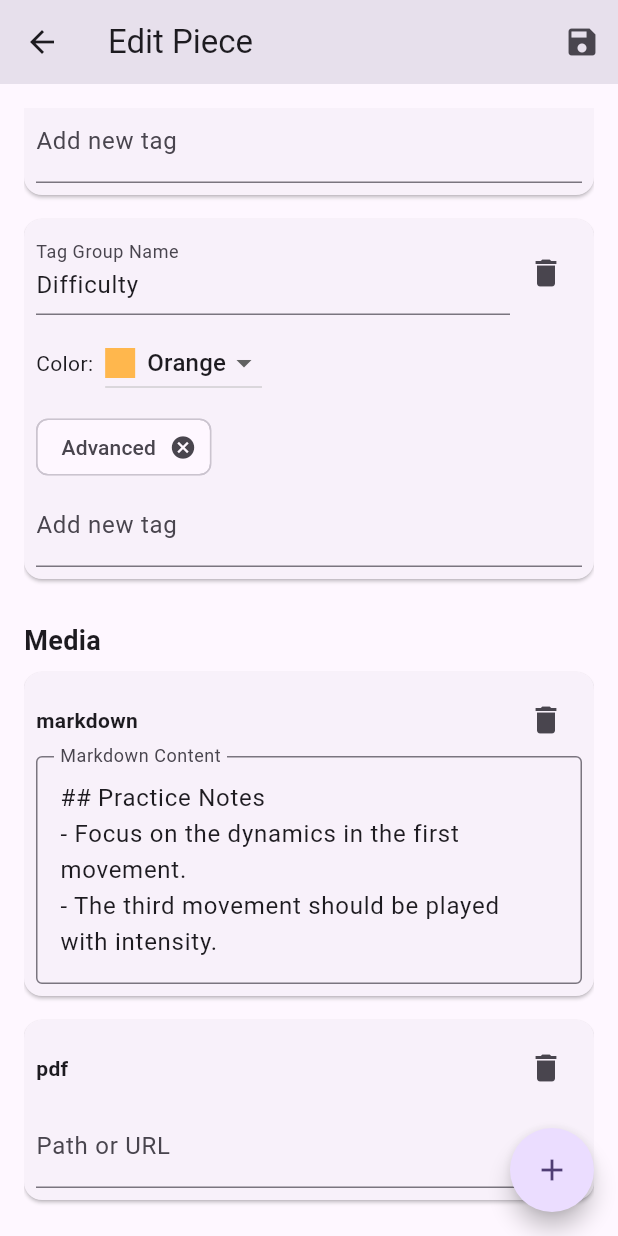
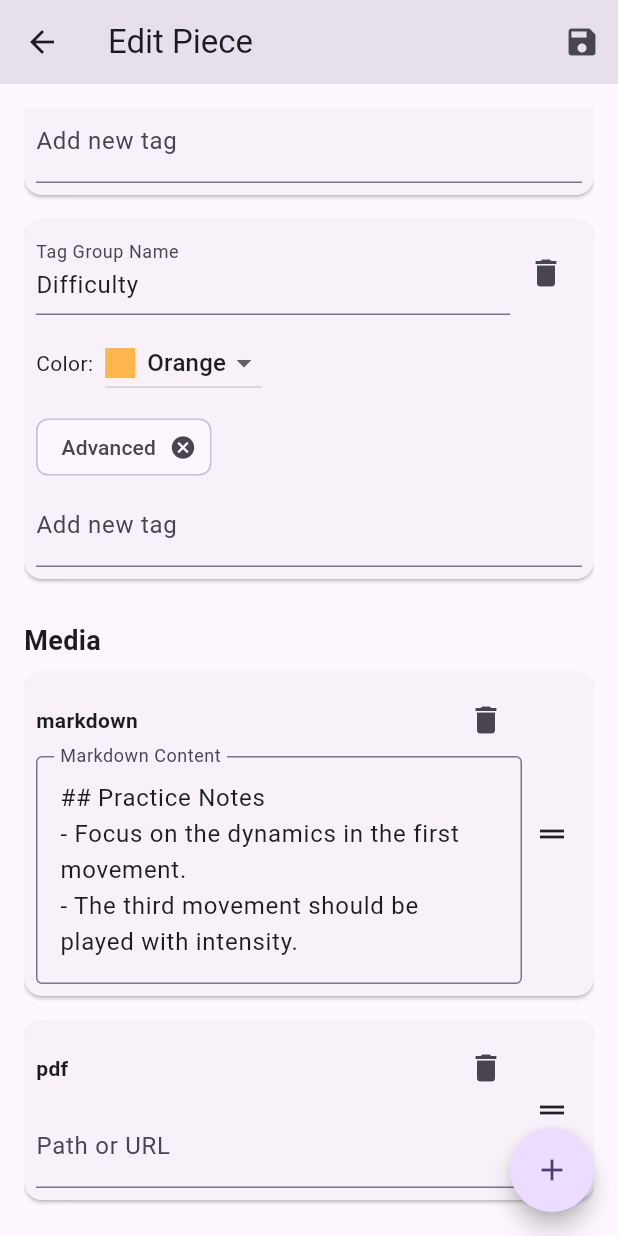
Before and after one commit to Adithya-Jayan/MyRepertoirApp, a Flutter app: the AddEditPieceScreen screen opened directly with sample values from the repository, scrolled down 650 dp, on a phone screen of 412 x 824 dp. Run offline on Flutter 3.47's test engine with Material 3 defaults, Android fonts, the phone set to English and light mode, and no system bars; drawn by our look-alikes of flutter_speed_dial; our stand-ins replace audio_service, file_picker, flutter_markdown, just_audio, just_audio_background, photo_view and 4 more; missing offline and left inert: syncfusion_flutter_pdfviewer; accounts and stored records are empty.

Commit message:
Drag handles on media widgets for intuitive use.

```diff
--- a/lib/screens/add_edit_piece_screen.dart
+++ b/lib/screens/add_edit_piece_screen.dart
@@ -211,7 +211,25 @@ class _AddEditPieceScreenState extends State<AddEditPieceScreen> {
               ..._musicPiece.tagGroups.map((tagGroup) => _buildTagGroupSection(tagGroup)).toList(),
               const SizedBox(height: 20),
               const Text('Media', style: TextStyle(fontSize: 18, fontWeight: FontWeight.bold)),
-              ..._musicPiece.mediaItems.map((item) => _buildMediaSection(item)).toList(),
+              ReorderableListView.builder(
+                shrinkWrap: true,
+                physics: const NeverScrollableScrollPhysics(),
+                itemCount: _musicPiece.mediaItems.length,
+                buildDefaultDragHandles: false,
+                itemBuilder: (context, index) {
+                  final item = _musicPiece.mediaItems[index];
+                  return _buildMediaSection(item, index);
+                },
+                onReorder: (oldIndex, newIndex) {
+                  setState(() {
+                    if (newIndex > oldIndex) {
+                      newIndex -= 1;
+                    }
+                    final item = _musicPiece.mediaItems.removeAt(oldIndex);
+                    _musicPiece.mediaItems.insert(newIndex, item);
+                  });
+                },
+              ),
             ],
           ),
         ),
@@ -398,11 +416,15 @@ class _AddEditPieceScreenState extends State<AddEditPieceScreen> {
     );
   }
 
-  Widget _buildMediaSection(MediaItem item) {
+  Widget _buildMediaSection(MediaItem item, int index) {
     return Card(
+      key: ValueKey(item.id),
       margin: const EdgeInsets.symmetric(vertical: 8.0),
       child: Padding(
         padding: const EdgeInsets.all(8.0),
+        child: Row(
+          children: [
+            Expanded(
               child: Column(
                 crossAxisAlignment: CrossAxisAlignment.start,
                 children: [
@@ -436,6 +458,16 @@ class _AddEditPieceScreenState extends State<AddEditPieceScreen> {
                 ],
               ),
             ),
+            ReorderableDragStartListener(
+              index: index,
+              child: const Padding(
+                padding: EdgeInsets.all(8.0),
+                child: Icon(Icons.drag_handle),
+              ),
+            ),
+          ],
+        ),
+      ),
     );
   }
 }
--- a/lib/screens/piece_detail_screen.dart
+++ b/lib/screens/piece_detail_screen.dart
@@ -215,6 +215,7 @@ class _PieceDetailScreenState extends State<PieceDetailScreen> {
                     ),
                     const SizedBox(height: 8.0),
                     ReorderableListView.builder(
+                      buildDefaultDragHandles: false, // Disable default handles
                       shrinkWrap: true,
                       physics: const NeverScrollableScrollPhysics(), // to allow SingleChildScrollView to work
                       itemCount: _musicPiece.mediaItems.length,
@@ -225,6 +226,10 @@ class _PieceDetailScreenState extends State<PieceDetailScreen> {
                           mediaItem: item,
                           musicPieceTitle: _musicPiece.title,
                           musicPieceArtist: _musicPiece.artistComposer,
+                          trailing: ReorderableDragStartListener(
+                            index: index,
+                            child: const Icon(Icons.drag_handle),
+                          ),
                         );
                       },
                       onReorder: (oldIndex, newIndex) {
```
Also changed, not shown: lib/widgets/media_display_widget.dart (+14 -6 lines). Lines whose indentation alone changed are shown as unchanged.
